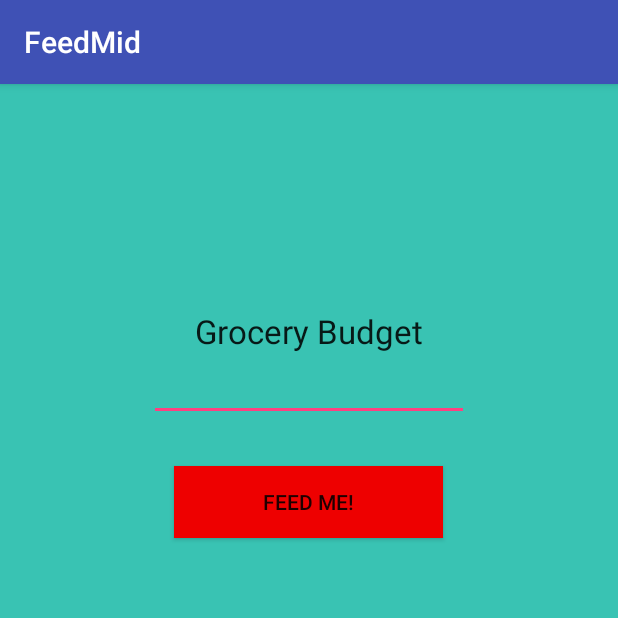
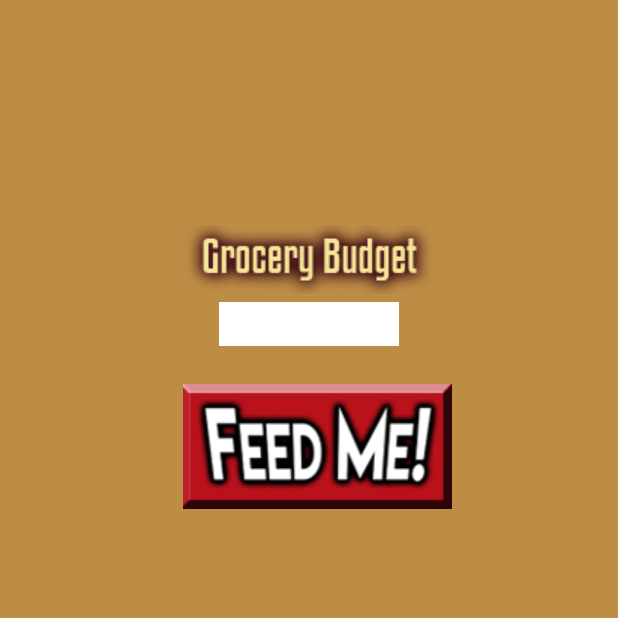
Before and after one commit to dl2xu/FeedMid, an Android app: the screen it shows after launch (FullscreenActivity), on a phone screen of 412 x 824 dp, the top half of it. Run offline under Robolectric (Android 15) with nearby library versions, the phone set to English and light mode, and no system bars.

Commit message:
Asthetic Changes to Main Page
Added the Feed Me button along with some general appearance changes.

```diff
--- a/app/src/main/java/com/hackathon/feedmid/feedmid/Window2.java
+++ b/app/src/main/java/com/hackathon/feedmid/feedmid/Window2.java
@@ -12,7 +12,7 @@ public class Window2 extends AppCompatActivity {
         super.onCreate(savedInstanceState);
         setContentView(R.layout.activity_window2);
 
-        Button back = (Button) findViewById(R.id.backButton);
+        Button back = (Button) findViewById(R.id.backButton1);
         back.setOnClickListener(new View.OnClickListener(){
             public void onClick(View view){
                 finish();
--- a/app/src/main/res/layout/activity_fullscreen.xml
+++ b/app/src/main/res/layout/activity_fullscreen.xml
@@ -4,7 +4,7 @@
     android:layout_height="match_parent"
     android:background="#0099cc"
     tools:context="com.hackathon.feedmid.feedmid.FullscreenActivity"
-    android:backgroundTint="#39c3b3"
+    android:backgroundTint="#BD8D46"
     >
 
 
@@ -15,36 +15,40 @@
     <!-- This FrameLayout insets its children based on system windows using
          android:fitsSystemWindows. -->
 
-    <Button
-        android:layout_width="179dp"
-        android:layout_height="wrap_content"
-        android:text="Feed Me!"
-        android:id="@+id/nextPageButton"
-        android:layout_gravity="center_horizontal|bottom"
-        android:background="#ee0000"
-        android:layout_marginTop="75dp"
-        android:layout_centerHorizontal="true"
-        android:layout_below="@+id/enterpricerangeTextView" />
-
     <TextView
         android:layout_width="wrap_content"
         android:layout_height="wrap_content"
-        android:textAppearance="?android:attr/textAppearanceLarge"
-        android:text="Grocery Budget"
+        android:background="@drawable/grocery_budget"
         android:id="@+id/enterpricerangeTextView"
         android:layout_gravity="center_horizontal|top"
         android:layout_marginTop="150dp"
         android:layout_alignParentTop="true"
-        android:layout_centerHorizontal="true" />
+        android:layout_centerHorizontal="true"
+        android:textColor="#F6E497" />
 
     <EditText
-        android:layout_width="wrap_content"
+        android:layout_width="120dp"
         android:layout_height="wrap_content"
         android:inputType="number"
         android:ems="10"
         android:id="@+id/editText"
+        android:background="#FFFFFF"
+        android:layout_marginTop="5dp"
         android:layout_below="@+id/enterpricerangeTextView"
-        android:layout_centerHorizontal="true" />
+        android:layout_centerHorizontal="true"
+        android:textAppearance="@style/TextAppearance.AppCompat.Large"
+        />
+
+    <Button
+        android:layout_width="179dp"
+        android:layout_height="wrap_content"
+        android:id="@+id/nextPageButton"
+        android:layout_gravity="center_horizontal|bottom"
+        android:background="@drawable/Feed_Me_Normal"
+        android:layout_below="@+id/editText"
+        android:layout_alignLeft="@+id/enterpricerangeTextView"
+        android:layout_alignStart="@+id/enterpricerangeTextView"
+        android:layout_marginTop="25dp" />
 
 
 </RelativeLayout>
--- a/app/src/main/res/values/styles.xml
+++ b/app/src/main/res/values/styles.xml
@@ -1,7 +1,7 @@
 <resources>
 
     <!-- Base application theme. -->
-    <style name="AppTheme" parent="Theme.AppCompat.Light.DarkActionBar">
+    <style name="AppTheme" parent="Theme.AppCompat.Light.NoActionBar">
         <!-- Customize your theme here. -->
         <item name="colorPrimary">@color/colorPrimary</item>
         <item name="colorPrimaryDark">@color/colorPrimaryDark</item>
```
Also changed, not shown: app/src/main/res/drawable/Feed_Me_Normal.png (added), app/src/main/res/drawable/Feed_Me_Pressed.png (added), app/src/main/res/drawable/arrow_1.png (added), app/src/main/res/drawable/arrow_2.png (added), app/src/main/res/drawable/arrow_3.png (added), app/src/main/res/drawable/arrow_4.png (added), app/src/main/res/drawable/arrow_5.png (added), app/src/main/res/drawable/grocery_budget.png (added), app/src/main/res/drawable/menu_icon.png (added), app/src/main/res/drawable/menu_icon_lighter.png (added).
